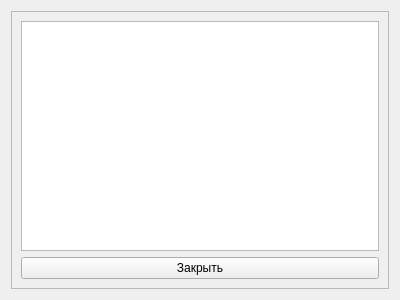
Before: the Qt Designer form src/WarehouseSystemProductWidget.ui in Belov1807/-WarehouseSystem, drawn with Qt 5.
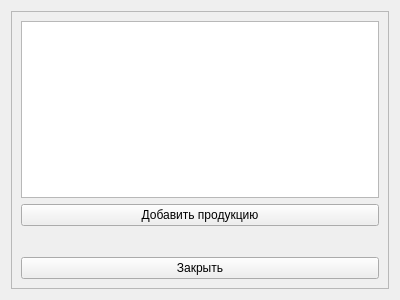
After: the same form once the commit is applied.

The edit to the form file:
```diff
--- a/src/WarehouseSystemProductWidget.ui
+++ b/src/WarehouseSystemProductWidget.ui
@@ -27,12 +27,32 @@
        <widget class="QTableView" name="tvProducts"/>
       </item>
       <item row="1" column="0">
+       <widget class="QPushButton" name="pbAddProduct">
+        <property name="text">
+         <string>Добавить продукцию</string>
+        </property>
+       </widget>
+      </item>
+      <item row="3" column="0">
        <widget class="QPushButton" name="pbClose">
         <property name="text">
          <string>Закрыть</string>
         </property>
        </widget>
       </item>
+      <item row="2" column="0">
+       <spacer name="verticalSpacer">
+        <property name="orientation">
+         <enum>Qt::Vertical</enum>
+        </property>
+        <property name="sizeHint" stdset="0">
+         <size>
+          <width>20</width>
+          <height>40</height>
+         </size>
+        </property>
+       </spacer>
+      </item>
      </layout>
     </widget>
    </item>
```
